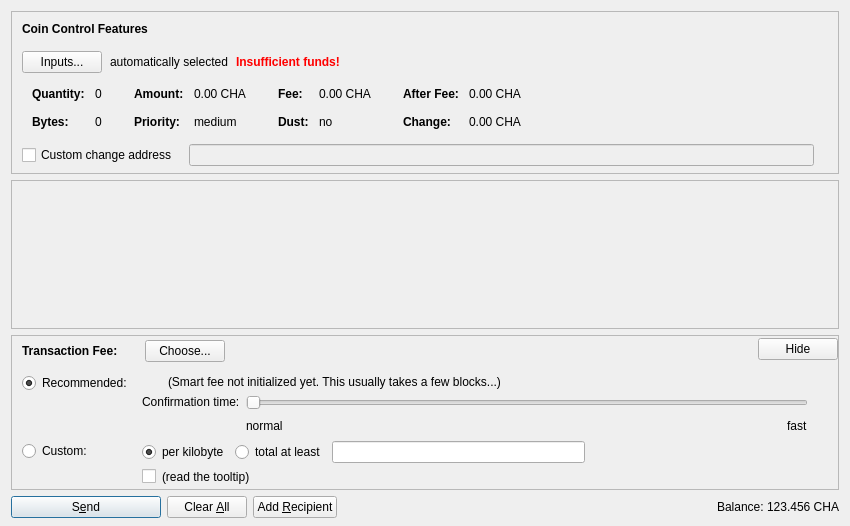
Above: src/qt/forms/sendcoinsdialog.ui from BlueZIC/gamba before the change. Below: the same form after it.
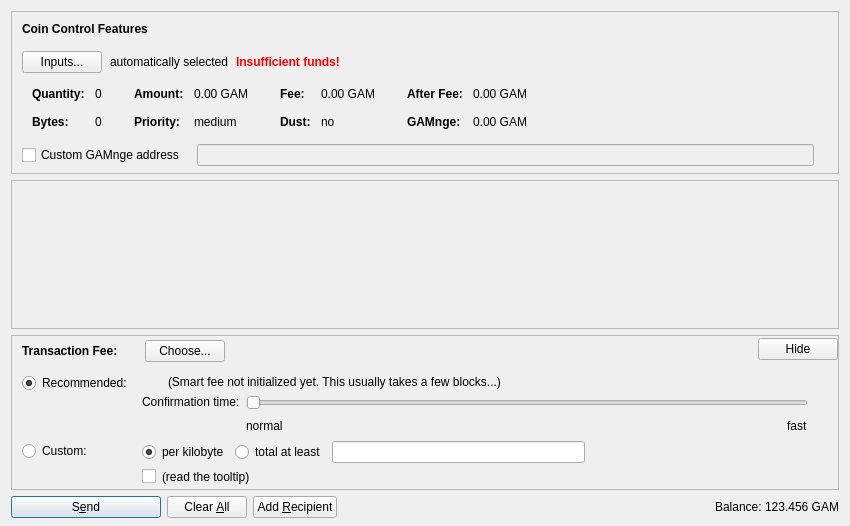
That is the form after the change. Icons and pictures are not drawn. Custom widgets are drawn as their Qt base class.

The edit to the form file:
```diff
--- a/src/qt/forms/sendcoinsdialog.ui
+++ b/src/qt/forms/sendcoinsdialog.ui
@@ -324,7 +324,7 @@
                   <enum>Qt::ActionsContextMenu</enum>
                  </property>
                  <property name="text">
-                  <string notr="true">0.00 CHA</string>
+                  <string notr="true">0.00 GAM</string>
                  </property>
                  <property name="textInteractionFlags">
                   <set>Qt::LinksAccessibleByMouse|Qt::TextSelectableByKeyboard|Qt::TextSelectableByMouse</set>
@@ -404,7 +404,7 @@
                   <enum>Qt::ActionsContextMenu</enum>
                  </property>
                  <property name="text">
-                  <string notr="true">0.00 CHA</string>
+                  <string notr="true">0.00 GAM</string>
                  </property>
                  <property name="textInteractionFlags">
                   <set>Qt::LinksAccessibleByMouse|Qt::TextSelectableByKeyboard|Qt::TextSelectableByMouse</set>
@@ -484,7 +484,7 @@
                   <enum>Qt::ActionsContextMenu</enum>
                  </property>
                  <property name="text">
-                  <string notr="true">0.00 CHA</string>
+                  <string notr="true">0.00 GAM</string>
                  </property>
                  <property name="textInteractionFlags">
                   <set>Qt::LinksAccessibleByMouse|Qt::TextSelectableByKeyboard|Qt::TextSelectableByMouse</set>
@@ -500,7 +500,7 @@
                   </font>
                  </property>
                  <property name="text">
-                  <string>Change:</string>
+                  <string>GAMnge:</string>
                  </property>
                 </widget>
                </item>
@@ -513,7 +513,7 @@
                   <enum>Qt::ActionsContextMenu</enum>
                  </property>
                  <property name="text">
-                  <string notr="true">0.00 CHA</string>
+                  <string notr="true">0.00 GAM</string>
                  </property>
                  <property name="textInteractionFlags">
                   <set>Qt::LinksAccessibleByMouse|Qt::TextSelectableByKeyboard|Qt::TextSelectableByMouse</set>
@@ -547,7 +547,7 @@
              <string>If this is activated, but the change address is empty or invalid, change will be sent to a newly generated address.</string>
             </property>
             <property name="text">
-             <string>Custom change address</string>
+             <string>Custom GAMnge address</string>
             </property>
            </widget>
           </item>
@@ -1299,7 +1299,7 @@
           <cursorShape>IBeamCursor</cursorShape>
          </property>
          <property name="text">
-          <string notr="true">123.456 CHA</string>
+          <string notr="true">123.456 GAM</string>
          </property>
          <property name="textInteractionFlags">
           <set>Qt::LinksAccessibleByMouse|Qt::TextSelectableByKeyboard|Qt::TextSelectableByMouse</set>
```
Left out of the diff: 12 changed lines with no effect on the pictures.
